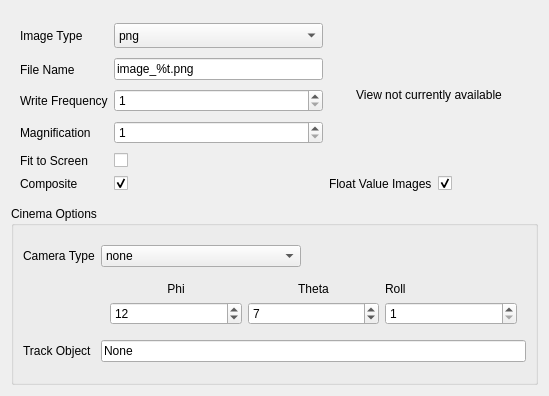
The window that Qt/Components/Resources/UI/pqImageOutputInfo.ui (Kitware/ParaView) describes before a commit, drawn with Qt 5.
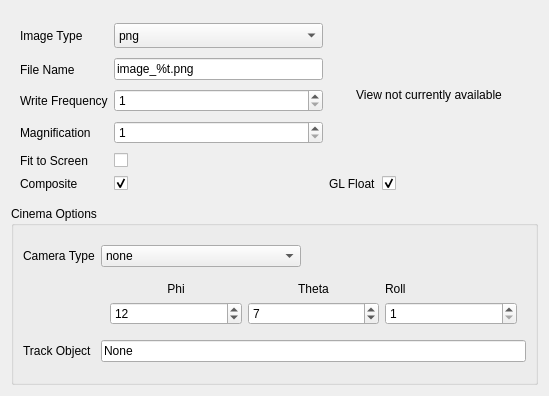
The same window after the commit.

Diff of the .ui file:
```diff
--- a/Qt/Components/Resources/UI/pqImageOutputInfo.ui
+++ b/Qt/Components/Resources/UI/pqImageOutputInfo.ui
@@ -264,7 +264,10 @@
           <item row="0" column="0">
            <widget class="QLabel" name="laFloatValue">
             <property name="text">
-             <string>Float Value Images</string>
+             <string>GL Float</string>
+            </property>
+            <property name="toolTip">
+              <string>Try to render via OpenGL float buffers first.</string>
             </property>
            </widget>
           </item>
```
